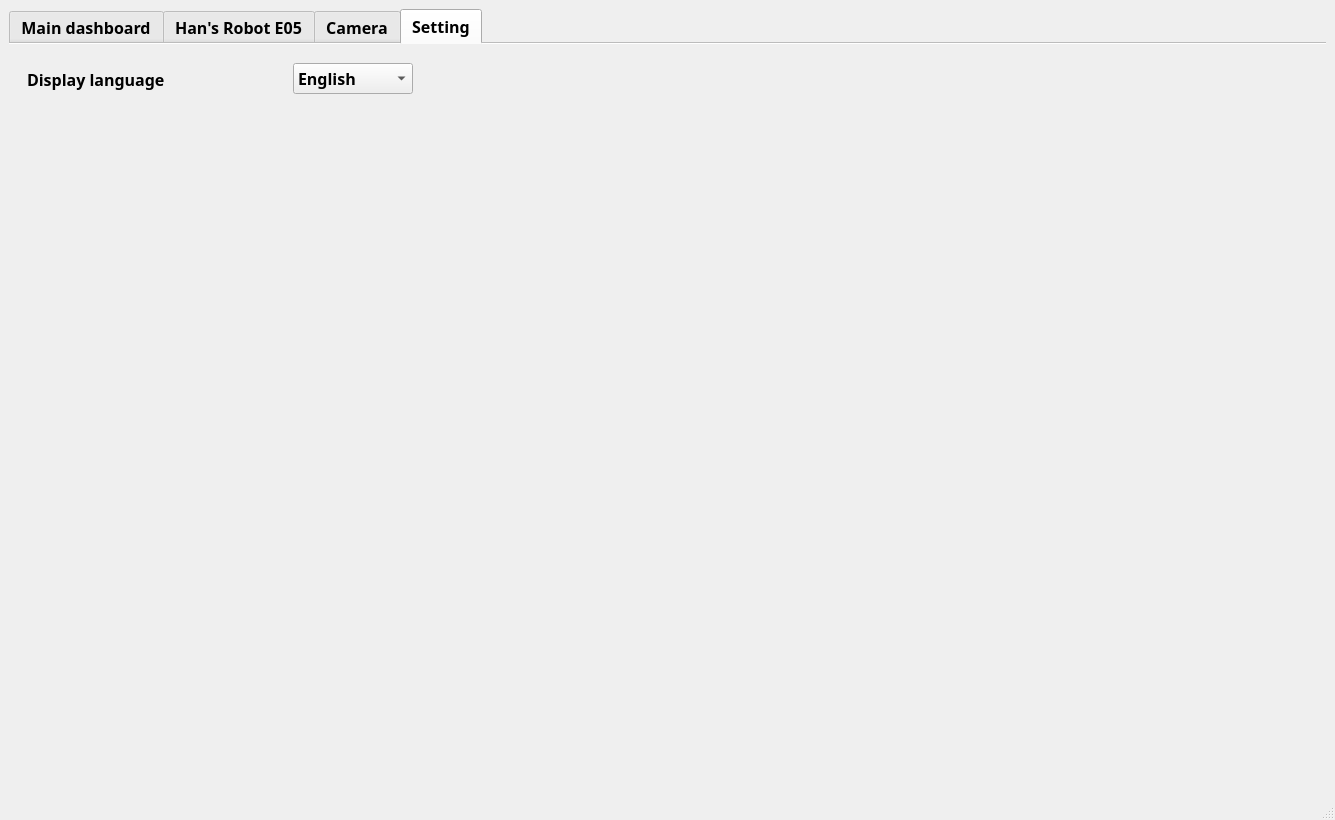
Before: the Qt Designer form E05-PnP/mainwindow.ui in vie-dgb/E05-Pick-and-Place, drawn with Qt 5.
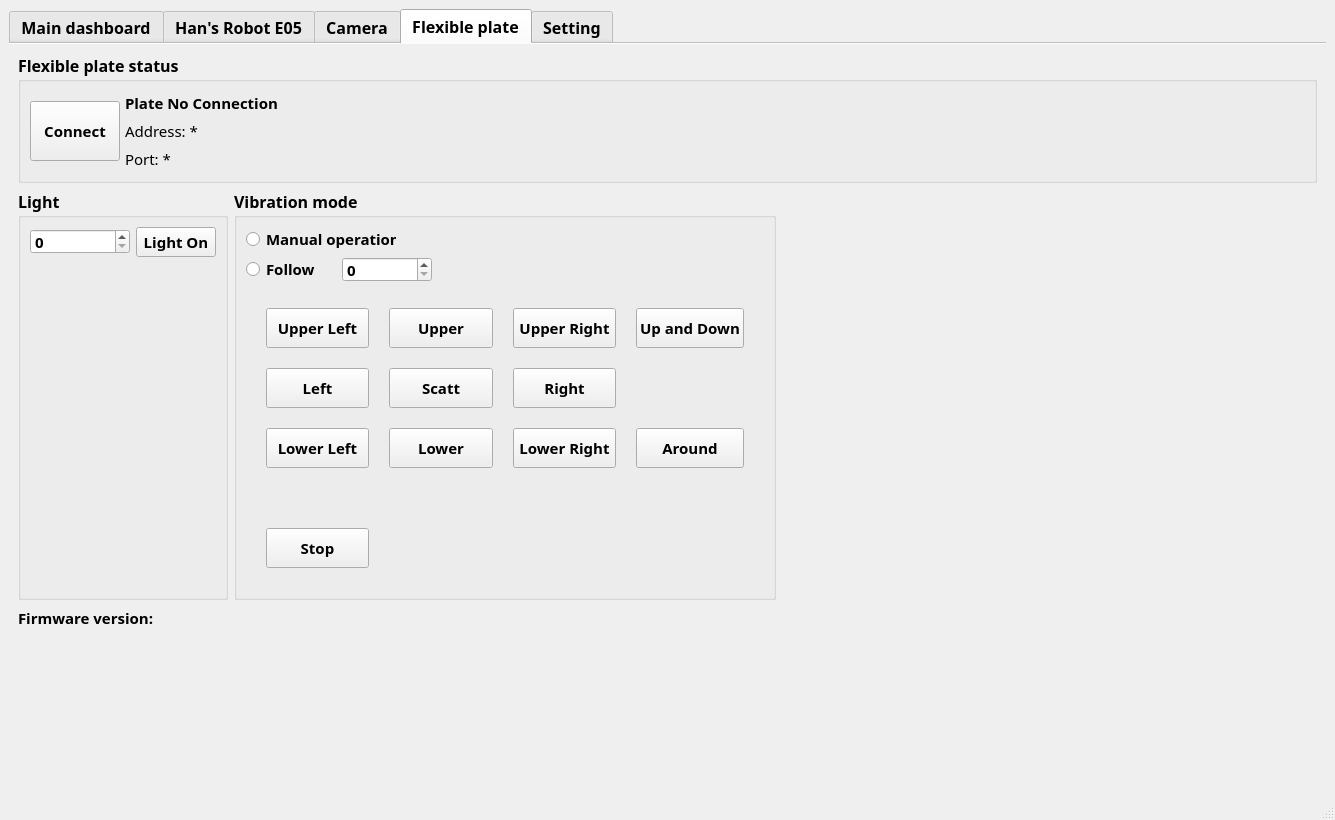
After: the same form once the commit is applied. The open tabs and pages were chosen to show the change. Icons and pictures are not drawn.

Patch:
```diff
--- a/E05-PnP/mainwindow.ui
+++ b/E05-PnP/mainwindow.ui
@@ -17,6 +17,9 @@
    <layout class="QVBoxLayout" name="verticalLayout_3">
     <item>
      <widget class="QTabWidget" name="tabWidget_Main">
+      <property name="enabled">
+       <bool>true</bool>
+      </property>
       <property name="font">
        <font>
         <family>Segoe UI Black</family>
@@ -1738,6 +1741,790 @@
         </item>
        </layout>
       </widget>
+      <widget class="QWidget" name="tab_FlexiblePlate">
+       <property name="enabled">
+        <bool>true</bool>
+       </property>
+       <attribute name="icon">
+        <iconset>
+         <normalon>:/icon/flexible-plate.ico</normalon>
+        </iconset>
+       </attribute>
+       <attribute name="title">
+        <string>Flexible plate</string>
+       </attribute>
+       <layout class="QVBoxLayout" name="verticalLayout_10">
+        <item>
+         <widget class="QGroupBox" name="groupBox_VibratePlate">
+          <property name="maximumSize">
+           <size>
+            <width>16777215</width>
+            <height>16777215</height>
+           </size>
+          </property>
+          <property name="font">
+           <font>
+            <family>Segoe UI Variable Text Semibold</family>
+            <pointsize>12</pointsize>
+            <bold>true</bold>
+           </font>
+          </property>
+          <property name="title">
+           <string>Flexible plate status</string>
+          </property>
+          <layout class="QHBoxLayout" name="horizontalLayout_6">
+           <property name="spacing">
+            <number>5</number>
+           </property>
+           <item>
+            <widget class="QPushButton" name="btn_Plate_Connect">
+             <property name="minimumSize">
+              <size>
+               <width>90</width>
+               <height>60</height>
+              </size>
+             </property>
+             <property name="maximumSize">
+              <size>
+               <width>90</width>
+               <height>60</height>
+              </size>
+             </property>
+             <property name="font">
+              <font>
+               <family>Segoe UI Variable Text Semibold</family>
+               <pointsize>11</pointsize>
+               <bold>true</bold>
+              </font>
+             </property>
+             <property name="text">
+              <string>Connect</string>
+             </property>
+            </widget>
+           </item>
+           <item>
+            <layout class="QVBoxLayout" name="verticalLayout_8">
+             <property name="spacing">
+              <number>4</number>
+             </property>
+             <item>
+              <widget class="QLabel" name="label_Plate_Connect">
+               <property name="sizePolicy">
+                <sizepolicy hsizetype="MinimumExpanding" vsizetype="Preferred">
+                 <horstretch>0</horstretch>
+                 <verstretch>0</verstretch>
+                </sizepolicy>
+               </property>
+               <property name="minimumSize">
+                <size>
+                 <width>200</width>
+                 <height>24</height>
+                </size>
+               </property>
+               <property name="maximumSize">
+                <size>
+                 <width>200</width>
+                 <height>24</height>
+                </size>
+               </property>
+               <property name="font">
+                <font>
+                 <family>Segoe UI Variable Text Semibold</family>
+                 <pointsize>11</pointsize>
+                 <bold>true</bold>
+                </font>
+               </property>
+               <property name="text">
+                <string>Plate No Connection</string>
+               </property>
+              </widget>
+             </item>
+             <item>
+              <widget class="QLabel" name="label_Plate_IP">
+               <property name="sizePolicy">
+                <sizepolicy hsizetype="MinimumExpanding" vsizetype="Preferred">
+                 <horstretch>0</horstretch>
+                 <verstretch>0</verstretch>
+                </sizepolicy>
+               </property>
+               <property name="minimumSize">
+                <size>
+                 <width>200</width>
+                 <height>24</height>
+                </size>
+               </property>
+               <property name="maximumSize">
+                <size>
+                 <width>200</width>
+                 <height>24</height>
+                </size>
+               </property>
+               <property name="font">
+                <font>
+                 <family>Segoe UI Variable Text Semibold</family>
+                 <pointsize>11</pointsize>
+                 <bold>false</bold>
+                </font>
+               </property>
+               <property name="text">
+                <string>Address: *</string>
+               </property>
+              </widget>
+             </item>
+             <item>
+              <widget class="QLabel" name="label_Plate_Port">
+               <property name="sizePolicy">
+                <sizepolicy hsizetype="MinimumExpanding" vsizetype="Preferred">
+                 <horstretch>0</horstretch>
+                 <verstretch>0</verstretch>
+                </sizepolicy>
+               </property>
+               <property name="minimumSize">
+                <size>
+                 <width>200</width>
+                 <height>24</height>
+                </size>
+               </property>
+               <property name="maximumSize">
+                <size>
+                 <width>200</width>
+                 <height>24</height>
+                </size>
+               </property>
+               <property name="font">
+                <font>
+                 <family>Segoe UI Variable Text Semibold</family>
+                 <pointsize>11</pointsize>
+                 <bold>false</bold>
+                </font>
+               </property>
+               <property name="text">
+                <string>Port: *</string>
+               </property>
+              </widget>
+             </item>
+            </layout>
+           </item>
+           <item>
+            <spacer name="horizontalSpacer_11">
+             <property name="orientation">
+              <enum>Qt::Horizontal</enum>
+             </property>
+             <property name="sizeHint" stdset="0">
+              <size>
+               <width>40</width>
+               <height>20</height>
+              </size>
+             </property>
+            </spacer>
+           </item>
+          </layout>
+         </widget>
+        </item>
+        <item>
+         <layout class="QHBoxLayout" name="horizontalLayout_15">
+          <item>
+           <widget class="QGroupBox" name="groupBox_Plate_Light">
+            <property name="font">
+             <font>
+              <family>Segoe UI Variable Text Semibold</family>
+              <pointsize>12</pointsize>
+              <bold>true</bold>
+             </font>
+            </property>
+            <property name="title">
+             <string>Light</string>
+            </property>
+            <layout class="QVBoxLayout" name="verticalLayout_7">
+             <item>
+              <layout class="QHBoxLayout" name="horizontalLayout_8">
+               <item>
+                <widget class="QSpinBox" name="spinBox_PlateLightLuminance">
+                 <property name="minimumSize">
+                  <size>
+                   <width>100</width>
+                   <height>25</height>
+                  </size>
+                 </property>
+                 <property name="maximumSize">
+                  <size>
+                   <width>70</width>
+                   <height>25</height>
+                  </size>
+                 </property>
+                 <property name="font">
+                  <font>
+                   <family>Segoe UI Variable Text Semibold</family>
+                   <pointsize>11</pointsize>
+                   <bold>true</bold>
+                  </font>
+                 </property>
+                 <property name="maximum">
+                  <number>255</number>
+                 </property>
+                </widget>
+               </item>
+               <item>
+                <widget class="QPushButton" name="btn_PlateLightSwitch">
+                 <property name="minimumSize">
+                  <size>
+                   <width>80</width>
+                   <height>30</height>
+                  </size>
+                 </property>
+                 <property name="maximumSize">
+                  <size>
+                   <width>100</width>
+                   <height>30</height>
+                  </size>
+                 </property>
+                 <property name="font">
+                  <font>
+                   <family>Segoe UI Variable Text Semibold</family>
+                   <pointsize>11</pointsize>
+                   <bold>true</bold>
+                  </font>
+                 </property>
+                 <property name="text">
+                  <string>Light On</string>
+                 </property>
+                </widget>
+               </item>
+              </layout>
+             </item>
+             <item>
+              <spacer name="verticalSpacer_3">
+               <property name="orientation">
+                <enum>Qt::Vertical</enum>
+               </property>
+               <property name="sizeHint" stdset="0">
+                <size>
+                 <width>20</width>
+                 <height>40</height>
+                </size>
+               </property>
+              </spacer>
+             </item>
+            </layout>
+           </widget>
+          </item>
+          <item>
+           <widget class="QGroupBox" name="groupBox_2">
+            <property name="font">
+             <font>
+              <family>Segoe UI Variable Text Semibold</family>
+              <pointsize>12</pointsize>
+              <bold>true</bold>
+             </font>
+            </property>
+            <property name="title">
+             <string>Vibration mode</string>
+            </property>
+            <layout class="QVBoxLayout" name="verticalLayout_9">
+             <item>
+              <widget class="QRadioButton" name="radioButton_PlateManualOperate">
+               <property name="minimumSize">
+                <size>
+                 <width>130</width>
+                 <height>24</height>
+                </size>
+               </property>
+               <property name="maximumSize">
+                <size>
+                 <width>150</width>
+                 <height>24</height>
+                </size>
+               </property>
+               <property name="font">
+                <font>
+                 <family>Segoe UI Variable Text Semibold</family>
+                 <pointsize>11</pointsize>
+                 <bold>true</bold>
+                </font>
+               </property>
+               <property name="text">
+                <string>Manual operation</string>
+               </property>
+              </widget>
+             </item>
+             <item>
+              <layout class="QHBoxLayout" name="horizontalLayout_14">
+               <item>
+                <widget class="QRadioButton" name="radioButton_PlateFollowOperate">
+                 <property name="minimumSize">
+                  <size>
+                   <width>90</width>
+                   <height>24</height>
+                  </size>
+                 </property>
+                 <property name="maximumSize">
+                  <size>
+                   <width>100</width>
+                   <height>24</height>
+                  </size>
+                 </property>
+                 <property name="font">
+                  <font>
+                   <family>Segoe UI Variable Text Semibold</family>
+                   <pointsize>11</pointsize>
+                   <bold>true</bold>
+                  </font>
+                 </property>
+                 <property name="text">
+                  <string>Follow</string>
+                 </property>
+                </widget>
+               </item>
+               <item>
+                <widget class="QSpinBox" name="spinBox_PlateOperateDelay">
+                 <property name="minimumSize">
+                  <size>
+                   <width>90</width>
+                   <height>25</height>
+                  </size>
+                 </property>
+                 <property name="maximumSize">
+                  <size>
+                   <width>100</width>
+                   <height>25</height>
+                  </size>
+                 </property>
+                 <property name="font">
+                  <font>
+                   <family>Segoe UI Variable Text Semibold</family>
+                   <pointsize>11</pointsize>
+                   <bold>true</bold>
+                  </font>
+                 </property>
+                 <property name="maximum">
+                  <number>60000</number>
+                 </property>
+                </widget>
+               </item>
+               <item>
+                <spacer name="horizontalSpacer_10">
+                 <property name="orientation">
+                  <enum>Qt::Horizontal</enum>
+                 </property>
+                 <property name="sizeHint" stdset="0">
+                  <size>
+                   <width>40</width>
+                   <height>20</height>
+                  </size>
+                 </property>
+                </spacer>
+               </item>
+              </layout>
+             </item>
+             <item>
+              <layout class="QGridLayout" name="gridLayout_5">
+               <property name="leftMargin">
+                <number>20</number>
+               </property>
+               <property name="topMargin">
+                <number>20</number>
+               </property>
+               <property name="rightMargin">
+                <number>20</number>
+               </property>
+               <property name="bottomMargin">
+                <number>20</number>
+               </property>
+               <property name="spacing">
+                <number>20</number>
+               </property>
+               <item row="2" column="1">
+                <widget class="QPushButton" name="btn_PlateLowerLeft">
+                 <property name="minimumSize">
+                  <size>
+                   <width>100</width>
+                   <height>40</height>
+                  </size>
+                 </property>
+                 <property name="maximumSize">
+                  <size>
+                   <width>120</width>
+                   <height>50</height>
+                  </size>
+                 </property>
+                 <property name="font">
+                  <font>
+                   <family>Segoe UI Variable Text Semibold</family>
+                   <pointsize>11</pointsize>
+                   <bold>true</bold>
+                  </font>
+                 </property>
+                 <property name="text">
+                  <string>Lower Left</string>
+                 </property>
+                </widget>
+               </item>
+               <item row="4" column="1">
+                <widget class="QPushButton" name="btn_PlateStop">
+                 <property name="minimumSize">
+                  <size>
+                   <width>100</width>
+                   <height>40</height>
+                  </size>
+                 </property>
+                 <property name="maximumSize">
+                  <size>
+                   <width>120</width>
+                   <height>50</height>
+                  </size>
+                 </property>
+                 <property name="font">
+                  <font>
+                   <family>Segoe UI Variable Text Semibold</family>
+                   <pointsize>11</pointsize>
+                   <bold>true</bold>
+                  </font>
+                 </property>
+                 <property name="text">
+                  <string>Stop</string>
+                 </property>
+                </widget>
+               </item>
+               <item row="0" column="2">
+                <widget class="QPushButton" name="btn_PlateUpper">
+                 <property name="minimumSize">
+                  <size>
+                   <width>100</width>
+                   <height>40</height>
+                  </size>
+                 </property>
+                 <property name="maximumSize">
+                  <size>
+                   <width>120</width>
+                   <height>50</height>
+                  </size>
+                 </property>
+                 <property name="font">
+                  <font>
+                   <family>Segoe UI Variable Text Semibold</family>
+                   <pointsize>11</pointsize>
+                   <bold>true</bold>
+                  </font>
+                 </property>
+                 <property name="text">
+                  <string>Upper</string>
+                 </property>
+                </widget>
+               </item>
+               <item row="0" column="1">
+                <widget class="QPushButton" name="btn_PlateUpperLeft">
+                 <property name="minimumSize">
+                  <size>
+                   <width>100</width>
+                   <height>40</height>
+                  </size>
+                 </property>
+                 <property name="maximumSize">
+                  <size>
+                   <width>120</width>
+                   <height>50</height>
+                  </size>
+                 </property>
+                 <property name="font">
+                  <font>
+                   <family>Segoe UI Variable Text Semibold</family>
+                   <pointsize>11</pointsize>
+                   <bold>true</bold>
+                  </font>
+                 </property>
+                 <property name="text">
+                  <string>Upper Left</string>
+                 </property>
+                </widget>
+               </item>
+               <item row="0" column="4">
+                <widget class="QPushButton" name="btn_PlateUpAndDown">
+                 <property name="minimumSize">
+                  <size>
+                   <width>100</width>
+                   <height>40</height>
+                  </size>
+                 </property>
+                 <property name="maximumSize">
+                  <size>
+                   <width>120</width>
+                   <height>50</height>
+                  </size>
+                 </property>
+                 <property name="font">
+                  <font>
+                   <family>Segoe UI Variable Text Semibold</family>
+                   <pointsize>11</pointsize>
+                   <bold>true</bold>
+                  </font>
+                 </property>
+                 <property name="text">
+                  <string>Up and Down</string>
+                 </property>
+                </widget>
+               </item>
+               <item row="1" column="3">
+                <widget class="QPushButton" name="btn_PlateRight">
+                 <property name="minimumSize">
+                  <size>
+                   <width>100</width>
+                   <height>40</height>
+                  </size>
+                 </property>
+                 <property name="maximumSize">
+                  <size>
+                   <width>120</width>
+                   <height>50</height>
+                  </size>
+                 </property>
+                 <property name="font">
+                  <font>
+                   <family>Segoe UI Variable Text Semibold</family>
+                   <pointsize>11</pointsize>
+                   <bold>true</bold>
+                  </font>
+                 </property>
+                 <property name="text">
+                  <string>Right</string>
+                 </property>
+                </widget>
+               </item>
+               <item row="2" column="3">
+                <widget class="QPushButton" name="btn_PlateLowerRight">
+                 <property name="minimumSize">
+                  <size>
+                   <width>100</width>
+                   <height>40</height>
+                  </size>
+                 </property>
+                 <property name="maximumSize">
+                  <size>
+                   <width>120</width>
+                   <height>50</height>
+                  </size>
+                 </property>
+                 <property name="font">
+                  <font>
+                   <family>Segoe UI Variable Text Semibold</family>
+                   <pointsize>11</pointsize>
+                   <bold>true</bold>
+                  </font>
+                 </property>
+                 <property name="text">
+                  <string>Lower Right</string>
+                 </property>
+                </widget>
+               </item>
+               <item row="2" column="4">
+                <widget class="QPushButton" name="btn_PlateAround">
+                 <property name="minimumSize">
+                  <size>
+                   <width>100</width>
+                   <height>40</height>
+                  </size>
+                 </property>
+                 <property name="maximumSize">
+                  <size>
+                   <width>120</width>
+                   <height>50</height>
+                  </size>
+                 </property>
+                 <property name="font">
+                  <font>
+                   <family>Segoe UI Variable Text Semibold</family>
+                   <pointsize>11</pointsize>
+                   <bold>true</bold>
+                  </font>
+                 </property>
+                 <property name="text">
+                  <string>Around</string>
+                 </property>
+                </widget>
+               </item>
+               <item row="2" column="2">
+                <widget class="QPushButton" name="btn_PlateLower">
+                 <property name="minimumSize">
+                  <size>
+                   <width>100</width>
+                   <height>40</height>
+                  </size>
+                 </property>
+                 <property name="maximumSize">
+                  <size>
+                   <width>120</width>
+                   <height>50</height>
+                  </size>
+                 </property>
+                 <property name="font">
+                  <font>
+                   <family>Segoe UI Variable Text Semibold</family>
+                   <pointsize>11</pointsize>
+                   <bold>true</bold>
+                  </font>
+                 </property>
+                 <property name="text">
+                  <string>Lower</string>
+                 </property>
+                </widget>
+               </item>
+               <item row="0" column="3">
+                <widget class="QPushButton" name="btn_PlateUpperRight">
+                 <property name="minimumSize">
+                  <size>
+                   <width>100</width>
+                   <height>40</height>
+                  </size>
+                 </property>
+                 <property name="maximumSize">
+                  <size>
+                   <width>120</width>
+                   <height>50</height>
+                  </size>
+                 </property>
+                 <property name="font">
+                  <font>
+                   <family>Segoe UI Variable Text Semibold</family>
+                   <pointsize>11</pointsize>
+                   <bold>true</bold>
+                  </font>
+                 </property>
+                 <property name="text">
+                  <string>Upper Right</string>
+                 </property>
+                </widget>
+               </item>
+               <item row="1" column="2">
+                <widget class="QPushButton" name="btn_PlateScatt">
+                 <property name="minimumSize">
+                  <size>
+                   <width>100</width>
+                   <height>40</height>
+                  </size>
+                 </property>
+                 <property name="maximumSize">
+                  <size>
+                   <width>120</width>
+                   <height>50</height>
+                  </size>
+                 </property>
+                 <property name="font">
+                  <font>
+                   <family>Segoe UI Variable Text Semibold</family>
+                   <pointsize>11</pointsize>
+                   <bold>true</bold>
+                  </font>
+                 </property>
+                 <property name="text">
+                  <string>Scatt</string>
+                 </property>
+                </widget>
+               </item>
+               <item row="3" column="1">
+                <spacer name="verticalSpacer_5">
+                 <property name="orientation">
+                  <enum>Qt::Vertical</enum>
+                 </property>
+                 <property name="sizeHint" stdset="0">
+                  <size>
+                   <width>20</width>
+                   <height>40</height>
+                  </size>
+                 </property>
+                </spacer>
+               </item>
+               <item row="1" column="1">
+                <widget class="QPushButton" name="btn_PlateLeft">
+                 <property name="minimumSize">
+                  <size>
+                   <width>100</width>
+                   <height>40</height>
+                  </size>
+                 </property>
+                 <property name="maximumSize">
+                  <size>
+                   <width>120</width>
+                   <height>50</height>
+                  </size>
+                 </property>
+                 <property name="font">
+                  <font>
+                   <family>Segoe UI Variable Text Semibold</family>
+                   <pointsize>11</pointsize>
+                   <bold>true</bold>
+                  </font>
+                 </property>
+                 <property name="text">
+                  <string>Left</string>
+                 </property>
+                </widget>
+               </item>
+              </layout>
+             </item>
+            </layout>
+           </widget>
+          </item>
+          <item>
+           <spacer name="horizontalSpacer_12">
+            <property name="orientation">
+             <enum>Qt::Horizontal</enum>
+            </property>
+            <property name="sizeHint" stdset="0">
+             <size>
+              <width>40</width>
+              <height>20</height>
+             </size>
+            </property>
+           </spacer>
+          </item>
+         </layout>
+        </item>
+        <item>
+         <widget class="QLabel" name="label_Plate_VersionNumber">
+          <property name="sizePolicy">
+           <sizepolicy hsizetype="MinimumExpanding" vsizetype="Preferred">
+            <horstretch>0</horstretch>
+            <verstretch>0</verstretch>
+           </sizepolicy>
+          </property>
+          <property name="minimumSize">
+           <size>
+            <width>200</width>
+            <height>24</height>
+           </size>
+          </property>
+          <property name="maximumSize">
+           <size>
+            <width>200</width>
+            <height>24</height>
+           </size>
+          </property>
+          <property name="font">
+           <font>
+            <family>Segoe UI Variable Text Semibold</family>
+            <pointsize>11</pointsize>
+            <bold>true</bold>
+           </font>
+          </property>
+          <property name="text">
+           <string>Firmware version: </string>
+          </property>
+         </widget>
+        </item>
+        <item>
+         <spacer name="verticalSpacer_4">
+          <property name="orientation">
+           <enum>Qt::Vertical</enum>
+          </property>
+          <property name="sizeHint" stdset="0">
+           <size>
+            <width>20</width>
+            <height>40</height>
+           </size>
+          </property>
+         </spacer>
+        </item>
+       </layout>
+      </widget>
       <widget class="QWidget" name="tab_Setting">
        <attribute name="icon">
         <iconset>
```
Left out of the diff: 73 changed lines with no effect on the pictures.
